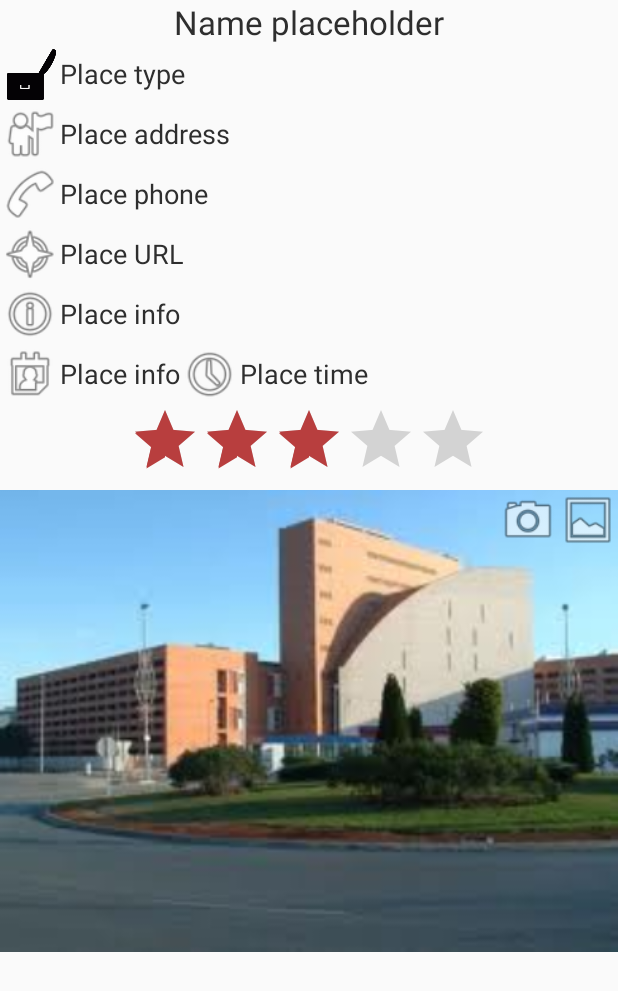
After one commit to YukiMinamiHHNii/CN--Yaya, an Android app: the layout view_place.xml on its own in the app's theme, with its tools: preview values and no code run, on a phone screen of 412 x 824 dp. The commit adds this screen. Shown: the top 991 px of the screen. Run offline under Robolectric (Android 15) with nearby library versions, the phone set to English and light mode, and no system bars.

Commit message:
Adds layout and resources for view place activity (TO_DO: add translation for fields)

```diff
--- a/Project2Places/app/src/main/AndroidManifest.xml
+++ b/Project2Places/app/src/main/AndroidManifest.xml
@@ -21,7 +21,7 @@
         <activity
             android:name=".AboutActivity"
             android:label="@string/aboutLabel"
-            android:theme="@android:style/Theme.Dialog">
+            android:theme="@android:style/Theme.NoTitleBar">
         </activity>
     </application>
 
--- a/Project2Places/app/src/main/java/com/example/hhnii/project2_places/AboutActivity.java
+++ b/Project2Places/app/src/main/java/com/example/hhnii/project2_places/AboutActivity.java
@@ -2,6 +2,7 @@ package com.example.hhnii.project2_places;
 
 import android.app.Activity;
 import android.os.Bundle;
+import android.support.v7.app.AppCompatActivity;
 
 public class AboutActivity extends Activity {
 
--- a/Project2Places/app/src/main/java/com/example/hhnii/project2_places/MainActivity.java
+++ b/Project2Places/app/src/main/java/com/example/hhnii/project2_places/MainActivity.java
@@ -57,6 +57,9 @@ public class MainActivity extends AppCompatActivity {
         //noinspection SimplifiableIfStatement
         if (id == R.id.action_settings) {
             return true;
+        }else if(id== R.id.about_settings){
+            showAbout(null);
+            return true;
         }
         return super.onOptionsItemSelected(item);
     }
--- /dev/null
+++ b/Project2Places/app/src/main/res/layout/view_place.xml
@@ -0,0 +1,203 @@
+<?xml version="1.0" encoding="utf-8"?>
+<ScrollView xmlns:android="http://schemas.android.com/apk/res/android"
+    android:id="@+id/viewPlace"
+    android:layout_width="match_parent"
+    android:layout_height="wrap_content">
+
+    <LinearLayout
+        android:layout_width="match_parent"
+        android:layout_height="wrap_content"
+        android:orientation="vertical">
+
+        <TextView
+            android:id="@+id/placeName"
+            android:layout_width="match_parent"
+            android:layout_height="wrap_content"
+            android:layout_gravity="center_vertical"
+            android:gravity="center"
+            android:text="Name placeholder"
+            android:textAppearance="?android:attr/textAppearanceLarge" />
+
+        <LinearLayout
+            android:layout_width="match_parent"
+            android:layout_height="wrap_content"
+            android:orientation="horizontal">
+
+            <ImageView
+                android:id="@+id/placeType"
+                android:layout_width="40dp"
+                android:layout_height="40dp"
+                android:contentDescription="Type logo"
+                android:src="@drawable/other" />
+
+            <TextView
+                android:layout_width="match_parent"
+                android:layout_height="wrap_content"
+                android:layout_gravity="center"
+                android:text="Place type"
+                android:textAppearance="?android:attr/textAppearanceMedium" />
+
+        </LinearLayout>
+
+        <LinearLayout
+            android:layout_width="match_parent"
+            android:layout_height="wrap_content"
+            android:orientation="horizontal">
+
+            <ImageView
+                android:id="@+id/placeAddress"
+                android:layout_width="40dp"
+                android:layout_height="40dp"
+                android:contentDescription="Address logo"
+                android:src="@android:drawable/ic_menu_myplaces" />
+
+            <TextView
+                android:layout_width="match_parent"
+                android:layout_height="wrap_content"
+                android:layout_gravity="center"
+                android:text="Place address"
+                android:textAppearance="?android:attr/textAppearanceMedium" />
+
+        </LinearLayout>
+
+        <LinearLayout
+            android:layout_width="match_parent"
+            android:layout_height="wrap_content"
+            android:orientation="horizontal">
+
+            <ImageView
+                android:id="@+id/placePhone"
+                android:layout_width="40dp"
+                android:layout_height="40dp"
+                android:contentDescription="Phone logo"
+                android:src="@android:drawable/ic_menu_call" />
+
+            <TextView
+                android:layout_width="match_parent"
+                android:layout_height="wrap_content"
+                android:layout_gravity="center"
+                android:text="Place phone"
+                android:textAppearance="?android:attr/textAppearanceMedium" />
+
+        </LinearLayout>
+
+        <LinearLayout
+            android:layout_width="match_parent"
+            android:layout_height="wrap_content"
+            android:orientation="horizontal">
+
+            <ImageView
+                android:id="@+id/placeUrl"
+                android:layout_width="40dp"
+                android:layout_height="40dp"
+                android:contentDescription="URL logo"
+                android:src="@android:drawable/ic_menu_compass" />
+
+            <TextView
+                android:layout_width="match_parent"
+                android:layout_height="wrap_content"
+                android:layout_gravity="center"
+                android:text="Place URL"
+                android:textAppearance="?android:attr/textAppearanceMedium" />
+
+        </LinearLayout>
+
+        <LinearLayout
+            android:layout_width="match_parent"
+            android:layout_height="wrap_content"
+            android:orientation="horizontal">
+
+            <ImageView
+                android:id="@+id/placeInfo"
+                android:layout_width="40dp"
+                android:layout_height="40dp"
+                android:contentDescription="Info logo"
+                android:src="@android:drawable/ic_menu_info_details" />
+
+            <TextView
+                android:layout_width="match_parent"
+                android:layout_height="wrap_content"
+                android:layout_gravity="center"
+                android:text="Place info"
+                android:textAppearance="?android:attr/textAppearanceMedium" />
+
+        </LinearLayout>
+
+        <LinearLayout
+            android:layout_width="match_parent"
+            android:layout_height="wrap_content"
+            android:orientation="horizontal">
+
+            <ImageView
+                android:id="@+id/placeDate"
+                android:layout_width="40dp"
+                android:layout_height="40dp"
+                android:contentDescription="Date logo"
+                android:src="@android:drawable/ic_menu_my_calendar" />
+
+            <TextView
+                android:layout_width="wrap_content"
+                android:layout_height="wrap_content"
+                android:layout_gravity="center"
+                android:text="Place info"
+                android:textAppearance="?android:attr/textAppearanceMedium" />
+
+            <ImageView
+                android:id="@+id/placeTime"
+                android:layout_width="40dp"
+                android:layout_height="40dp"
+                android:contentDescription="Time logo"
+                android:src="@android:drawable/ic_menu_recent_history" />
+
+            <TextView
+                android:layout_width="wrap_content"
+                android:layout_height="wrap_content"
+                android:layout_gravity="center"
+                android:text="Place time"
+                android:textAppearance="?android:attr/textAppearanceMedium" />
+
+        </LinearLayout>
+
+        <RatingBar
+            android:id="@+id/placeRating"
+            android:layout_width="wrap_content"
+            android:layout_height="wrap_content"
+            android:rating="3"
+            android:layout_gravity="center_horizontal"/>
+
+        <FrameLayout
+            android:layout_width="match_parent"
+            android:layout_height="wrap_content">
+
+            <ImageView
+                android:id="@+id/placePhoto"
+                android:layout_width="match_parent"
+                android:layout_height="wrap_content"
+                android:adjustViewBounds="true"
+                android:contentDescription="Place image"
+                android:src="@drawable/photo_epsg"/>
+
+            <LinearLayout
+                android:layout_width="wrap_content"
+                android:layout_height="wrap_content"
+                android:layout_gravity="right">
+
+                <ImageView
+                    android:layout_width="40dp"
+                    android:layout_height="40dp"
+                    android:contentDescription="Camera logo"
+                    android:src="@android:drawable/ic_menu_camera"/>
+
+                <ImageView
+                    android:layout_width="40dp"
+                    android:layout_height="40dp"
+                    android:contentDescription="Gallery logo"
+                    android:src="@android:drawable/ic_menu_gallery"/>
+
+            </LinearLayout>
+
+        </FrameLayout>
+
+    </LinearLayout>
+
+</ScrollView>
--- a/Project2Places/app/src/main/res/menu/menu_main.xml
+++ b/Project2Places/app/src/main/res/menu/menu_main.xml
@@ -4,7 +4,21 @@
     tools:context="com.example.hhnii.project2_places.MainActivity">
     <item
         android:id="@+id/action_settings"
-        android:orderInCategory="100"
+        android:orderInCategory="5"
         android:title="@string/action_settings"
-        app:showAsAction="never" />
+        app:showAsAction="never"
+        android:icon="@android:drawable/ic_menu_preferences"/>
+
+    <item android:id="@+id/about_settings"
+        android:orderInCategory="10"
+        android:title="@string/about_settings"
+        android:icon="@android:drawable/ic_menu_info_details"
+        app:showAsAction="ifRoom|withText"/>
+
+    <item android:id="@+id/search_settings"
+        android:orderInCategory="115"
+        android:title="@string/search_settings"
+        android:icon="@android:drawable/ic_menu_search"
+        app:showAsAction="always|collapseActionView"/>
+
 </menu>
--- a/Project2Places/app/src/main/res/values/strings.xml
+++ b/Project2Places/app/src/main/res/values/strings.xml
@@ -1,6 +1,8 @@
 <resources>
     <string name="app_name">Project2 - Places</string>
     <string name="action_settings">Settings</string>
+    <string name="about_settings">About</string>
+    <string name="search_settings">Search</string>
     <string name="showPlacesLabel">Show places</string>
     <string name="preferencesLabel">Preferences</string>
     <string name="aboutLabel">About</string>
```
Also changed, not shown: Project2Places/app/src/main/res/drawable/bar.png (added), Project2Places/app/src/main/res/drawable/drinking.png (added), Project2Places/app/src/main/res/drawable/education.png (added), Project2Places/app/src/main/res/drawable/gas.png (added), Project2Places/app/src/main/res/drawable/hotel.png (added), Project2Places/app/src/main/res/drawable/nature.png (added), Project2Places/app/src/main/res/drawable/other.png (added), Project2Places/app/src/main/res/drawable/photo_epsg.jpg (added), Project2Places/app/src/main/res/drawable/restaurant.png (added), Project2Places/app/src/main/res/drawable/shopping.png (added), Project2Places/app/src/main/res/drawable/shows.png (added), Project2Places/app/src/main/res/drawable/sports.png (added).
